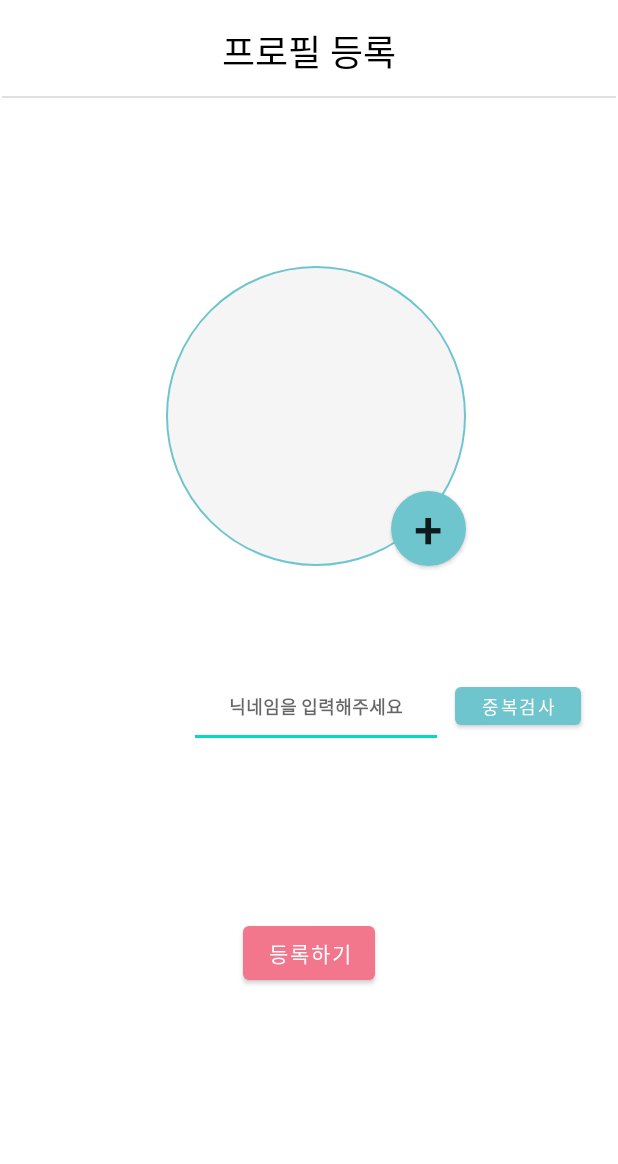
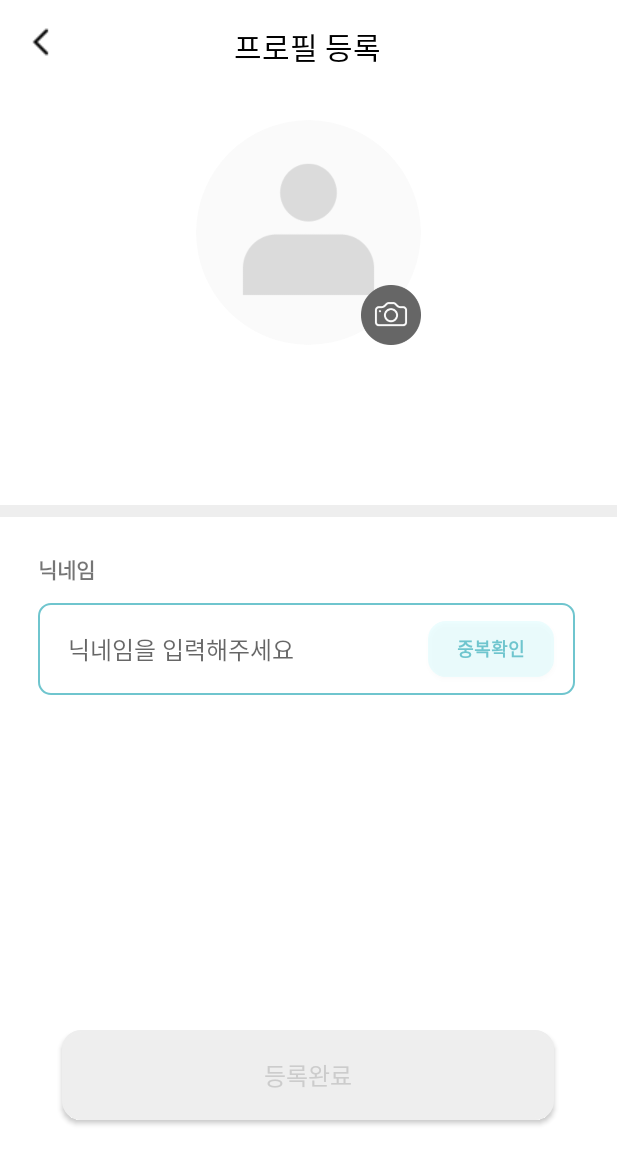
Before and after one commit to SWM-Retriever/Client, an Android app: the CreateProfileActivity screen opened directly, with no data from a screen before it, on a phone screen of 412 x 824 dp. Shown: the top 1164 px of the screen. Run offline under Robolectric (Android 15) with nearby library versions, the phone set to English and light mode, and no system bars; our stand-ins replace CircleImageView.

Commit message:
Refactor: Create Profile UI

```diff
--- a/app/src/main/java/org/retriever/dailypet/CreateProfileActivity.kt
+++ b/app/src/main/java/org/retriever/dailypet/CreateProfileActivity.kt
@@ -49,6 +49,7 @@ class CreateProfileActivity : AppCompatActivity() {
     )
     val PERMISSIONS_REQUEST = 100
 
+    @SuppressLint("UseCompatLoadingForDrawables")
     override fun onCreate(savedInstanceState: Bundle?) {
         super.onCreate(savedInstanceState)
         binding = ActivityCreateProfileBinding.inflate(layoutInflater)
@@ -121,7 +122,8 @@ class CreateProfileActivity : AppCompatActivity() {
             Log.d(TAG, nickname)
             if(nickname == ""){
                 binding.textProfileNicknameValidate.text = "올바른 닉네임을 입력해주세요"
-                binding.textProfileNicknameValidate.setTextColor(Color.BLACK)
+                binding.textProfileNicknameValidate.setTextColor(this.getColor(R.color.fail_red))
+                binding.textCreateProfileNickname.background = this.getDrawable(R.drawable.fail_edittext)
             }
             else checkValidNickname(nickname)
         }
@@ -185,7 +187,7 @@ class CreateProfileActivity : AppCompatActivity() {
     private fun checkValidNickname(nickname : String){
         val call = retrofitService.postCheckNickname(KEY, HOST, nickname)
         call.enqueue(object : Callback<General> {
-            @SuppressLint("SetTextI18n")
+            @SuppressLint("SetTextI18n", "UseCompatLoadingForDrawables")
             override fun onResponse(call: Call<General>, response: Response<General>) {
                 val result: String = response.body().toString()
                 Log.d(TAG, "CODE = ${response.code()}")
@@ -193,14 +195,18 @@ class CreateProfileActivity : AppCompatActivity() {
                 if(response.isSuccessful) {
                     if(response.code() == CODE_NICKNAME){ // 유효한 닉네임
                         binding.textProfileNicknameValidate.text = "사용가능한 닉네임입니다"
-                        binding.textProfileNicknameValidate.setTextColor(Color.BLUE)
+                        binding.textProfileNicknameValidate.setTextColor(applicationContext.getColor(R.color.success_blue))
+                        binding.textCreateProfileNickname.background = applicationContext.getDrawable(R.drawable.success_edittext)
+                        binding.btnCreateProfileSubmit.background = applicationContext.getDrawable(R.drawable.blue_button)
+                        binding.btnCreateProfileSubmit.setTextColor(applicationContext.getColor(R.color.white))
                         isValidNickname = true
                     }
                 }
                 else{
                     if(response.code() == CODE_FAIL){ // 유효하지 않은 닉네임
-                        binding.textProfileNicknameValidate.text = "중복된 닉네임입니다\n다른 닉네임을 사용해주세요"
-                        binding.textProfileNicknameValidate.setTextColor(Color.RED)
+                        binding.textProfileNicknameValidate.text = "이미 사용중인 닉네임입니다"
+                        binding.textProfileNicknameValidate.setTextColor(applicationContext.getColor(R.color.fail_red))
+                        binding.textCreateProfileNickname.background = applicationContext.getDrawable(R.drawable.fail_edittext)
                     }
                 }
             }
--- /dev/null
+++ b/app/src/main/res/drawable/fail_edittext.xml
@@ -0,0 +1,18 @@
+<?xml version="1.0" encoding="utf-8"?>
+<selector xmlns:android="http://schemas.android.com/apk/res/android">
+    <item android:state_focused="false">
+        <shape android:shape="rectangle">
+            <stroke
+                android:width="1dp"
+                android:color="@color/fail_red" />
+            <corners android:radius="12dp"/>
+            <solid android:color="#FFFFFF" />
+            <padding
+                android:top="0px"
+                android:bottom="0px"
+                android:left="20dp"
+                android:right="20dp"
+                />
+        </shape>
+    </item>
+</selector>
--- /dev/null
+++ b/app/src/main/res/drawable/grey_blue_edittext.xml
@@ -0,0 +1,38 @@
+<?xml version="1.0" encoding="utf-8"?>
+<selector xmlns:android="http://schemas.android.com/apk/res/android">
+
+    <!-- 에디트텍스트가 포커스를 받았을때의 모양 및 색상 -->
+   <item android:state_focused="true">
+        <shape android:shape="rectangle">
+            <stroke
+                android:width="1dp"
+                android:color="@color/main_blue" />
+            <corners android:radius="8dp"/>
+            <solid android:color="#FFFFFF" />
+            <padding
+                android:top="0px"
+                android:bottom="0px"
+                android:left="20dp"
+                android:right="20dp"
+                />
+        </shape>
+
+    </item>
+    <!-- 에디트텍스트가 포커스를 받지 않았을 때 모양 및 색상 -->
+    <item android:state_focused="false">
+        <shape android:shape="rectangle">
+            <stroke
+                android:width="1dp"
+                android:color="#EEEEEE" />
+            <corners android:radius="12dp"/>
+            <solid android:color="#FFFFFF" />
+            <padding
+            android:top="0px"
+            android:bottom="0px"
+            android:left="20dp"
+            android:right="20dp"
+            />
+
+        </shape>
+    </item>
+</selector>
--- a/app/src/main/res/drawable/grey_button.xml
+++ b/app/src/main/res/drawable/grey_button.xml
@@ -2,13 +2,10 @@
 <shape xmlns:android="http://schemas.android.com/apk/res/android"
     android:shape="rectangle">
     <solid
-        android:color="@color/light_grey"
+        android:color="@color/dark_grey"
     />
     <corners
-        android:bottomRightRadius="8dp"
-        android:bottomLeftRadius="8dp"
-        android:topLeftRadius="8dp"
-        android:topRightRadius="8dp"/>
+        android:radius="12dp"/>
     <padding
         android:top="0px"
         android:bottom="0px"
--- /dev/null
+++ b/app/src/main/res/drawable/light_blue_button.xml
@@ -0,0 +1,12 @@
+<?xml version="1.0" encoding="utf-8"?>
+<shape xmlns:android="http://schemas.android.com/apk/res/android"
+    android:shape="rectangle">
+    <solid
+        android:color="@color/light_blue"
+        />
+    <corners
+        android:radius="12dp"/>
+
+
+
+</shape>
--- /dev/null
+++ b/app/src/main/res/drawable/success_edittext.xml
@@ -0,0 +1,18 @@
+<?xml version="1.0" encoding="utf-8"?>
+<selector xmlns:android="http://schemas.android.com/apk/res/android">
+    <item android:state_focused="false">
+        <shape android:shape="rectangle">
+            <stroke
+                android:width="1dp"
+                android:color="@color/success_blue" />
+            <corners android:radius="12dp"/>
+            <solid android:color="#FFFFFF" />
+            <padding
+                android:top="0px"
+                android:bottom="0px"
+                android:left="20dp"
+                android:right="20dp"
+                />
+        </shape>
+    </item>
+</selector>
--- a/app/src/main/res/layout/activity_create_profile.xml
+++ b/app/src/main/res/layout/activity_create_profile.xml
@@ -1,94 +1,97 @@
 <?xml version="1.0" encoding="utf-8"?>
-<androidx.constraintlayout.widget.ConstraintLayout
-    xmlns:android="http://schemas.android.com/apk/res/android"
+<androidx.constraintlayout.widget.ConstraintLayout xmlns:android="http://schemas.android.com/apk/res/android"
     xmlns:app="http://schemas.android.com/apk/res-auto"
     xmlns:tools="http://schemas.android.com/tools"
     android:layout_width="match_parent"
     android:layout_height="match_parent"
     tools:context=".CreateProfileActivity">
 
+    <View
+        android:id="@+id/divide_createProfile"
+        android:layout_width="411dp"
+        android:layout_height="8dp"
+        android:layout_marginTop="28dp"
+        android:background="?android:attr/listDivider"
+        android:backgroundTint="@color/dark_grey"
+        android:backgroundTintMode="add"
+        app:layout_constraintEnd_toEndOf="parent"
+        app:layout_constraintHorizontal_bias="0.0"
+        app:layout_constraintStart_toStartOf="parent"
+        app:layout_constraintTop_toBottomOf="@+id/text_registerProfileEmail" />
+
+    <ImageButton
+        android:id="@+id/imgbtn_back"
+        android:layout_width="24dp"
+        android:layout_height="24dp"
+        android:layout_marginTop="16dp"
+        android:background="@android:color/transparent"
+        app:layout_constraintEnd_toEndOf="parent"
+        app:layout_constraintHorizontal_bias="0.041"
+        app:layout_constraintStart_toStartOf="parent"
+        app:layout_constraintTop_toTopOf="parent"
+        app:srcCompat="@drawable/btn_arrow" />
+
     <TextView
-        android:id="@+id/text_createProfileTitle"
-        android:layout_width="wrap_content"
-        android:layout_height="wrap_content"
+        android:id="@+id/text_title"
+        android:layout_width="166dp"
+        android:layout_height="32dp"
         android:layout_marginTop="16dp"
+        android:fontFamily="@font/noto_sans_kr_medium"
+        android:includeFontPadding="false"
         android:text="프로필 등록"
+        android:textAlignment="center"
         android:textColor="#000000"
-        android:textSize="24sp"
+        android:textSize="20sp"
         app:layout_constraintEnd_toEndOf="parent"
+        app:layout_constraintHorizontal_bias="0.497"
         app:layout_constraintStart_toStartOf="parent"
         app:layout_constraintTop_toTopOf="parent" />
 
-    <View
-        android:id="@+id/divide_createProfile"
-        android:layout_width="409dp"
-        android:layout_height="1dp"
-        android:layout_marginTop="64dp"
-        android:background="?android:attr/listDivider"
-        app:layout_constraintEnd_toEndOf="parent"
-        app:layout_constraintStart_toStartOf="parent"
-        app:layout_constraintTop_toTopOf="parent" />
-
-    <androidx.constraintlayout.widget.ConstraintLayout
-        android:id="@+id/constraintLayout"
-        android:layout_width="403dp"
-        android:layout_height="390dp"
-        app:layout_constraintBottom_toBottomOf="parent"
-        app:layout_constraintEnd_toEndOf="parent"
-        app:layout_constraintHorizontal_bias="1.0"
-        app:layout_constraintStart_toStartOf="parent"
-        app:layout_constraintTop_toTopOf="parent"
-        app:layout_constraintVertical_bias="0.408">
 
     <de.hdodenhof.circleimageview.CircleImageView
         android:id="@+id/img_createProfilePhoto"
-            android:layout_width="200dp"
-            android:layout_height="200dp"
-            android:layout_marginBottom="8dp"
-            android:src="@color/browser_actions_bg_grey"
+        android:layout_width="150dp"
+        android:layout_height="150dp"
+        android:layout_marginTop="32dp"
+        android:src="@drawable/img_default_profile"
         app:civ_border_color="@color/main_blue"
-            app:civ_border_width="1dp"
-            app:civ_circle_background_color="@color/browser_actions_bg_grey"
-            app:layout_constraintBottom_toTopOf="@+id/text_registerProfileEmail"
         app:layout_constraintEnd_toEndOf="parent"
+        app:layout_constraintHorizontal_bias="0.498"
         app:layout_constraintStart_toStartOf="parent"
-            app:layout_constraintTop_toTopOf="parent" />
+        app:layout_constraintTop_toBottomOf="@+id/text_title" />
 
-        <android.widget.Button
+    <ImageButton
         android:id="@+id/btn_createProfileLoad"
-            android:layout_width="50dp"
-            android:layout_height="50dp"
-            android:layout_marginTop="76dp"
-            android:background="@drawable/round_button"
-            android:backgroundTint="@color/main_blue"
-            android:text="+"
-            android:textSize="34sp"
+        android:layout_width="40dp"
+        android:layout_height="40dp"
+        android:background="@android:color/transparent"
+        android:scaleType="fitCenter"
+        android:src="@drawable/img_camera"
         app:layout_constraintBottom_toBottomOf="@+id/img_createProfilePhoto"
         app:layout_constraintEnd_toEndOf="@+id/img_createProfilePhoto"
-            app:layout_constraintTop_toTopOf="parent"
+        app:layout_constraintTop_toTopOf="@+id/img_createProfilePhoto"
         app:layout_constraintVertical_bias="1.0" />
 
     <TextView
         android:id="@+id/text_registerProfileEmail"
         android:layout_width="wrap_content"
         android:layout_height="wrap_content"
-            android:layout_marginTop="8dp"
+        android:layout_marginTop="16dp"
         android:text="dailypet@gmail.com"
         android:textColor="#505050"
-            app:layout_constraintBottom_toTopOf="@+id/text_createProfileNickname"
         app:layout_constraintEnd_toEndOf="parent"
-            app:layout_constraintHorizontal_bias="0.674"
+        app:layout_constraintHorizontal_bias="0.498"
         app:layout_constraintStart_toStartOf="parent"
-            app:layout_constraintTop_toBottomOf="@+id/img_createProfilePhoto" />
+        app:layout_constraintTop_toBottomOf="@+id/text_registerProfileName" />
 
     <TextView
         android:id="@+id/text_profileNicknameValidate"
-            android:layout_width="wrap_content"
-            android:layout_height="wrap_content"
+        android:layout_width="197dp"
+        android:layout_height="28dp"
+        android:layout_marginTop="20dp"
         android:textColor="#505050"
-            app:layout_constraintBottom_toBottomOf="parent"
         app:layout_constraintEnd_toEndOf="parent"
-            app:layout_constraintHorizontal_bias="0.498"
+        app:layout_constraintHorizontal_bias="0.116"
         app:layout_constraintStart_toStartOf="parent"
         app:layout_constraintTop_toBottomOf="@+id/text_createProfileNickname" />
 
@@ -96,58 +99,77 @@
         android:id="@+id/text_registerProfileName"
         android:layout_width="68dp"
         android:layout_height="19dp"
-            android:layout_marginTop="8dp"
+        android:layout_marginTop="24dp"
         android:text="이름"
         android:textAlignment="center"
         android:textColor="#505050"
-            app:layout_constraintBottom_toTopOf="@+id/text_createProfileNickname"
         app:layout_constraintEnd_toEndOf="parent"
-            app:layout_constraintHorizontal_bias="0.309"
+        app:layout_constraintHorizontal_bias="0.498"
         app:layout_constraintStart_toStartOf="parent"
-            app:layout_constraintTop_toBottomOf="@+id/img_createProfilePhoto"
-            app:layout_constraintVertical_bias="0.2" />
+        app:layout_constraintTop_toBottomOf="@+id/img_createProfilePhoto" />
+
 
     <EditText
         android:id="@+id/text_createProfileNickname"
-            android:layout_width="169dp"
-            android:layout_height="54dp"
-            android:layout_marginTop="32dp"
-            android:gravity="center"
-            android:inputType="textPersonName"
+        android:layout_width="358dp"
+        android:layout_height="61dp"
+        android:layout_marginTop="12dp"
+        android:maxLength="20"
+        android:background="@drawable/grey_blue_edittext"
         android:hint="닉네임을 입력해주세요"
-            android:textSize="12sp"
-            android:textStyle="bold"
+        android:textSize="16sp"
         app:layout_constraintEnd_toEndOf="parent"
+        app:layout_constraintHorizontal_bias="0.471"
         app:layout_constraintStart_toStartOf="parent"
-            app:layout_constraintTop_toBottomOf="@+id/text_registerProfileEmail" />
+        app:layout_constraintTop_toBottomOf="@+id/text_profileNickname" />
 
-        <Button
+    <androidx.appcompat.widget.AppCompatButton
         android:id="@+id/btn_profileNicknameCheck"
         android:layout_width="84dp"
         android:layout_height="37dp"
-            android:text="중복검사"
-            android:textColor="@color/white"
+        android:background="@drawable/light_blue_button"
+        android:text="중복확인"
+        android:textColor="@color/main_blue"
         android:textSize="12sp"
-            app:backgroundTint="@color/main_blue"
-            app:layout_constraintBottom_toBottomOf="parent"
+        android:textStyle="bold"
+        app:layout_constraintBottom_toBottomOf="@+id/text_createProfileNickname"
+        app:layout_constraintEnd_toEndOf="@+id/text_createProfileNickname"
+        app:layout_constraintHorizontal_bias="0.948"
+        app:layout_constraintStart_toStartOf="@+id/text_createProfileNickname"
+        app:layout_constraintTop_toTopOf="@+id/text_createProfileNickname" />
+
+    <androidx.appcompat.widget.AppCompatButton
+        android:id="@+id/btn_createProfileSubmit"
+        android:layout_width="328dp"
+        android:layout_height="60dp"
+        android:layout_marginBottom="28dp"
+        android:background="@drawable/grey_button"
+        android:text="등록완료"
+        android:textSize="16sp"
+        android:textColor="#CCCCCC"
+        app:layout_constraintBottom_toTopOf="@+id/guideline8"
         app:layout_constraintEnd_toEndOf="parent"
-            app:layout_constraintHorizontal_bias="0.242"
-            app:layout_constraintStart_toEndOf="@+id/text_createProfileNickname"
-            app:layout_constraintTop_toBottomOf="@+id/text_registerProfileEmail"
-            app:layout_constraintVertical_bias="0.338" />
-    </androidx.constraintlayout.widget.ConstraintLayout>
+        app:layout_constraintHorizontal_bias="0.492"
+        app:layout_constraintStart_toStartOf="parent" />
 
-    <Button
-        android:id="@+id/btn_createProfileSubmit"
+    <TextView
+        android:id="@+id/text_profileNickname"
         android:layout_width="wrap_content"
         android:layout_height="wrap_content"
-        android:layout_marginTop="44dp"
-        android:text="등록하기"
-        android:textColor="@color/white"
-        app:backgroundTint="@color/main_pink"
+        android:layout_marginTop="24dp"
+        android:text="닉네임"
+        android:textStyle="bold"
         app:layout_constraintEnd_toEndOf="parent"
+        app:layout_constraintHorizontal_bias="0.067"
         app:layout_constraintStart_toStartOf="parent"
-        app:layout_constraintTop_toBottomOf="@+id/constraintLayout" />
+        app:layout_constraintTop_toBottomOf="@+id/divide_createProfile" />
+
+    <androidx.constraintlayout.widget.Guideline
+        android:id="@+id/guideline8"
+        android:layout_width="wrap_content"
+        android:layout_height="wrap_content"
+        android:orientation="horizontal"
+        app:layout_constraintGuide_begin="775dp" />
 
 
 </androidx.constraintlayout.widget.ConstraintLayout>
--- a/app/src/main/res/values/colors.xml
+++ b/app/src/main/res/values/colors.xml
@@ -12,5 +12,7 @@
     <color name="main_blue">#6FC5CE</color>
     <color name="light_grey">#FAFAFA</color>
     <color name="dark_grey">#EEEEEE</color>
-
+    <color name="light_blue">#1B59EEFD</color>
+    <color name="fail_red">#E50205</color>
+    <color name="success_blue">#0CB564</color>
 </resources>
```
Also changed, not shown: app/src/main/res/drawable-v24/img_camera.png (added), app/src/main/res/drawable-v24/img_default_profile.png (added). Lines whose indentation alone changed are shown as unchanged.
